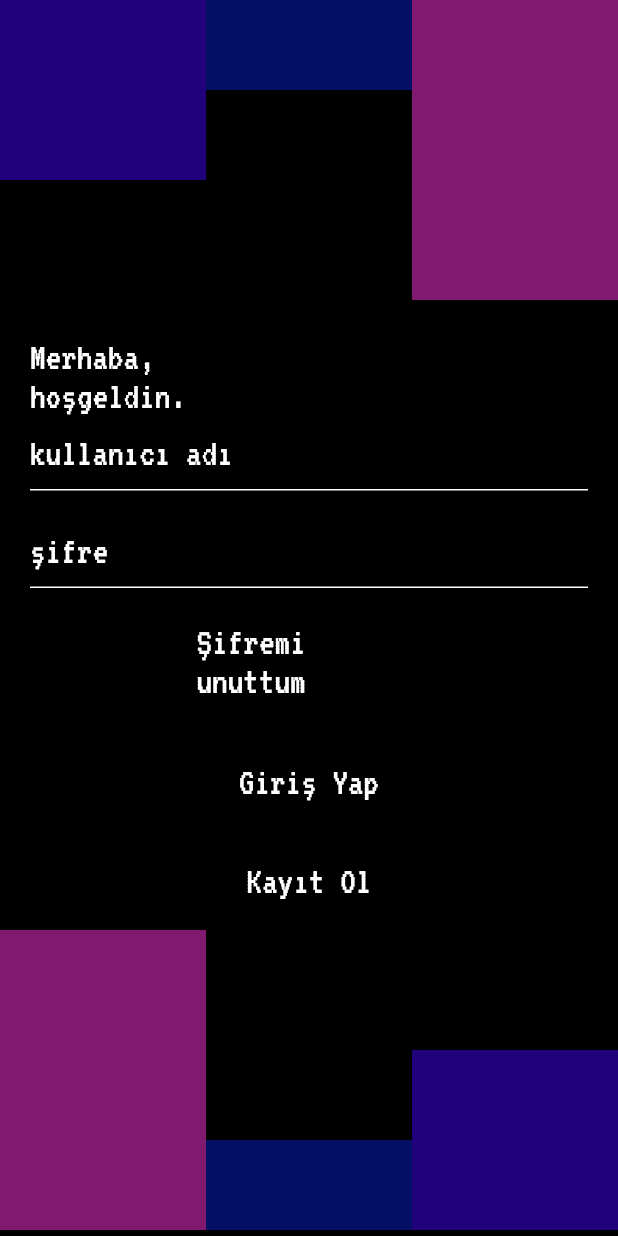
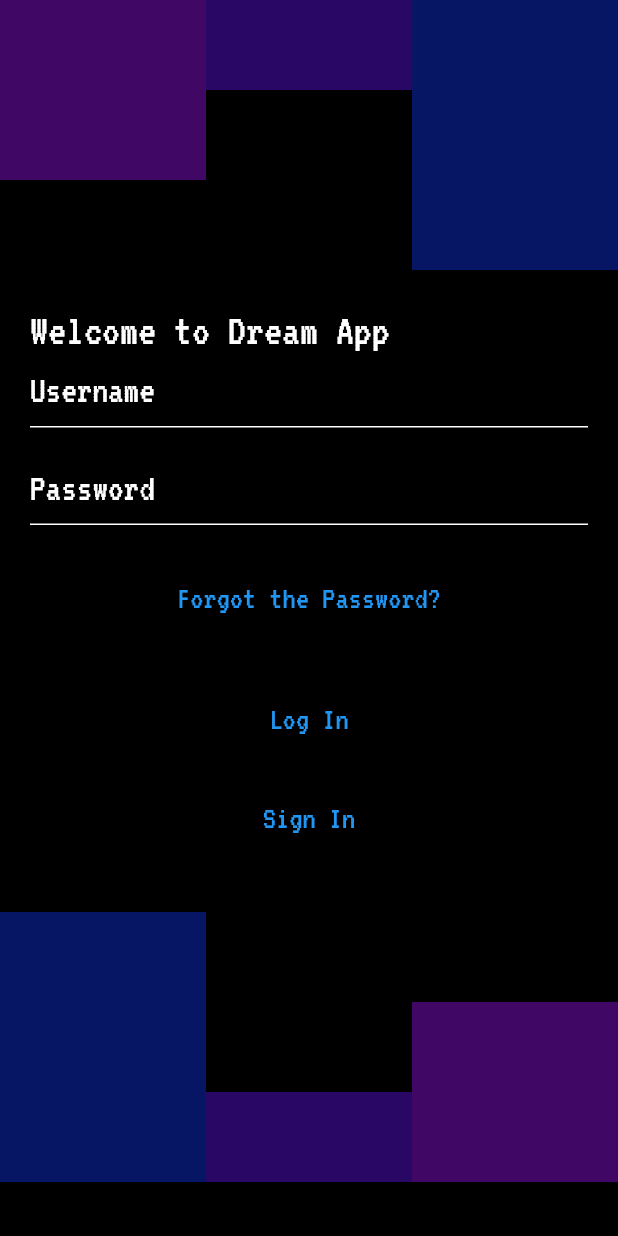
Before and after one commit to oguzhanzeybek/Dream_App, a Flutter app: the screen it shows after launch, on a phone screen of 412 x 824 dp. Run offline on Flutter 3.47's test engine with Material 2 defaults, Android fonts, the phone set to English and light mode, and no system bars; our stand-ins replace cloud_firestore, firebase_core, google_fonts; missing offline and left inert: pixelarticons; accounts and stored records are empty.

Commit message:
modularize app style

```diff
--- a/Notebook_App/notebook_app/lib/main.dart
+++ b/Notebook_App/notebook_app/lib/main.dart
@@ -2,7 +2,7 @@
 
 import 'package:firebase_core/firebase_core.dart';
 import 'package:flutter/material.dart';
-import 'package:notebook_app/screens/home_screen.dart';
+//import 'package:notebook_app/screens/home_screen.dart';
 import 'package:notebook_app/screens/login_page.dart';
 
 void main() async {
--- a/Notebook_App/notebook_app/lib/screens/login_page.dart
+++ b/Notebook_App/notebook_app/lib/screens/login_page.dart
@@ -5,6 +5,7 @@
 import 'package:flutter/material.dart';
 import 'package:google_fonts/google_fonts.dart';
 import 'package:notebook_app/screens/home_screen.dart';
+import 'package:notebook_app/style/app_style.dart';
 
 class LoginPage extends StatefulWidget {
   const LoginPage({super.key});
@@ -21,6 +22,7 @@ class _LoginPageState extends State<LoginPage> {
       backgroundColor: Colors.black,
       body: SingleChildScrollView(
         child: Column(
+          mainAxisAlignment: MainAxisAlignment.spaceBetween,
           crossAxisAlignment: CrossAxisAlignment.start,
           children: [
             Row(
@@ -29,25 +31,25 @@ class _LoginPageState extends State<LoginPage> {
                 Expanded(
                   child: Container(
                     height: 120,
-                    width: 60,
                     decoration: BoxDecoration(
-                      color: Color.fromARGB(255, 34, 1, 125),
+                      color: AppStyle.themeColors[1],
                     ),
                   ),
                 ),
                 Expanded(
                   child: Container(
                     height: 60,
-                    width: 220,
-                    decoration:
-                        BoxDecoration(color: Color.fromARGB(255, 4, 15, 102)),
+                    decoration: BoxDecoration(
+                      color: AppStyle.themeColors[2],
+                    ),
                   ),
                 ),
                 Expanded(
                   child: Container(
-                    decoration:
-                        BoxDecoration(color: Color.fromARGB(255, 129, 25, 113)),
-                    height: 200,
+                    decoration: BoxDecoration(
+                      color: AppStyle.themeColors[0],
+                    ),
+                    height: 180,
                   ),
                 )
               ],
@@ -61,41 +63,46 @@ class _LoginPageState extends State<LoginPage> {
                 crossAxisAlignment: CrossAxisAlignment.start,
                 children: [
                   Text(
-                    "Merhaba, \nhoşgeldin.",
+                    "Welcome to Dream App",
                     style:
-                        GoogleFonts.vt323(color: Colors.white, fontSize: 26.0),
+                        GoogleFonts.vt323(color: Colors.white, fontSize: 30.0),
                   ),
                   TextField(
                     style: TextStyle(color: Colors.white),
                     decoration: customInputDecoration(
-                        "kullanıcı adı", Colors.white, Colors.white),
+                        "Username", Colors.white, Colors.white),
                   ),
-                  space15(),
+                  SizedBox(
+                    height: 15,
+                  ),
                   TextField(
                     style: TextStyle(color: Colors.white),
                     decoration: customInputDecoration(
-                        "şifre", Colors.white, Colors.white),
+                        "Password", Colors.white, Colors.white),
                   ),
-                  space15(),
+                  SizedBox(
+                    height: 15,
+                  ),
                   Center(
                     child: TextButton(
                       onPressed: () {},
                       child: Container(
                         height: 50,
-                        width: 150,
+                        //width: 150,
                         decoration: BoxDecoration(
                             borderRadius: BorderRadius.circular(60)),
                         child: Center(
                           child: Text(
-                            "Şifremi unuttum",
-                            style: GoogleFonts.vt323(
-                                color: Colors.white, fontSize: 26.0),
+                            "Forgot the Password?",
+                            style: AppStyle.mainContent,
                           ),
                         ),
                       ),
                     ),
                   ),
-                  space15(),
+                  SizedBox(
+                    height: 15,
+                  ),
                   Center(
                     child: TextButton(
                       onPressed: () {
@@ -114,9 +121,8 @@ class _LoginPageState extends State<LoginPage> {
                         ),
                         child: Center(
                           child: Text(
-                            "Giriş Yap",
-                            style: GoogleFonts.vt323(
-                                color: Colors.white, fontSize: 26.0),
+                            "Log In",
+                            style: AppStyle.mainContent,
                           ),
                         ),
                       ),
@@ -132,14 +138,13 @@ class _LoginPageState extends State<LoginPage> {
                           ),
                         );
                       },
-                      child: Container(
+                      child: SizedBox(
                         height: 50,
                         width: 150,
                         child: Center(
                           child: Text(
-                            "Kayıt Ol",
-                            style: GoogleFonts.vt323(
-                                color: Colors.white, fontSize: 26.0),
+                            "Sign In",
+                            style: AppStyle.mainContent,
                           ),
                         ),
                       ),
@@ -148,31 +153,34 @@ class _LoginPageState extends State<LoginPage> {
                 ],
               ),
             ),
+            SizedBox(
+              height: 30,
+            ),
             Row(
               crossAxisAlignment: CrossAxisAlignment.end,
               children: [
                 Expanded(
                   child: Container(
-                    decoration:
-                        BoxDecoration(color: Color.fromARGB(255, 129, 25, 113)),
-                    height: 200,
+                    height: 180,
+                    decoration: BoxDecoration(
+                      color: AppStyle.themeColors[0],
+                    ),
                   ),
                 ),
                 Expanded(
                   child: Container(
                     height: 60,
-                    width: 220,
-                    decoration:
-                        BoxDecoration(color: Color.fromARGB(255, 4, 15, 102)),
+                    decoration: BoxDecoration(
+                      color: AppStyle.themeColors[2],
+                    ),
                   ),
                 ),
                 Expanded(
                   child: Container(
+                    decoration: BoxDecoration(
+                      color: AppStyle.themeColors[1],
+                    ),
                     height: 120,
-                    width: 60,
-                    decoration: BoxDecoration(
-                      color: Color.fromARGB(255, 34, 1, 125),
-                    ),
                   ),
                 ),
               ],
@@ -183,20 +191,12 @@ class _LoginPageState extends State<LoginPage> {
     );
   }
 
-  Widget space15() => SizedBox(
-        height: 15,
-      );
-
   InputDecoration customInputDecoration(
       String hintText, Color firstColor, Color secondColor) {
     return InputDecoration(
       counterStyle: TextStyle(color: Colors.red),
       hintText: hintText,
       hintStyle: GoogleFonts.vt323(color: Colors.white, fontSize: 26.0),
-      /*fillColor: Colors.red,
-      focusColor: Colors.red,
-      hoverColor: Colors.red,
-      iconColor: Colors.red,*/
       enabledBorder: UnderlineInputBorder(
         borderSide: BorderSide(color: firstColor),
       ),
--- a/Notebook_App/notebook_app/lib/screens/note_reader.dart
+++ b/Notebook_App/notebook_app/lib/screens/note_reader.dart
@@ -3,7 +3,7 @@
 import 'package:cloud_firestore/cloud_firestore.dart';
 import 'package:flutter/material.dart';
 import 'package:notebook_app/screens/login_page.dart';
-import 'package:notebook_app/screens/note_editor.dart';
+//import 'package:notebook_app/screens/note_editor.dart';
 import 'package:notebook_app/style/app_style.dart';
 import 'package:pixelarticons/pixel.dart';
 
--- a/Notebook_App/notebook_app/lib/style/app_style.dart
+++ b/Notebook_App/notebook_app/lib/style/app_style.dart
@@ -7,6 +7,12 @@ class AppStyle {
   static Color bgColor = Color.fromARGB(255, 63, 113, 189);
   static Color mainColor = Color.fromARGB(255, 13, 28, 94);
   static Color accentColor = Colors.blueGrey;
+
+  static List<Color> themeColors = [
+    Color.fromARGB(255, 7, 21, 101),
+    Color.fromARGB(255, 65, 7, 101),
+    Color.fromARGB(255, 40, 7, 101),
+  ];
 
   static List<Color> cardColors = [
     Colors.white,
```
Also changed, not shown: 5 other files.
